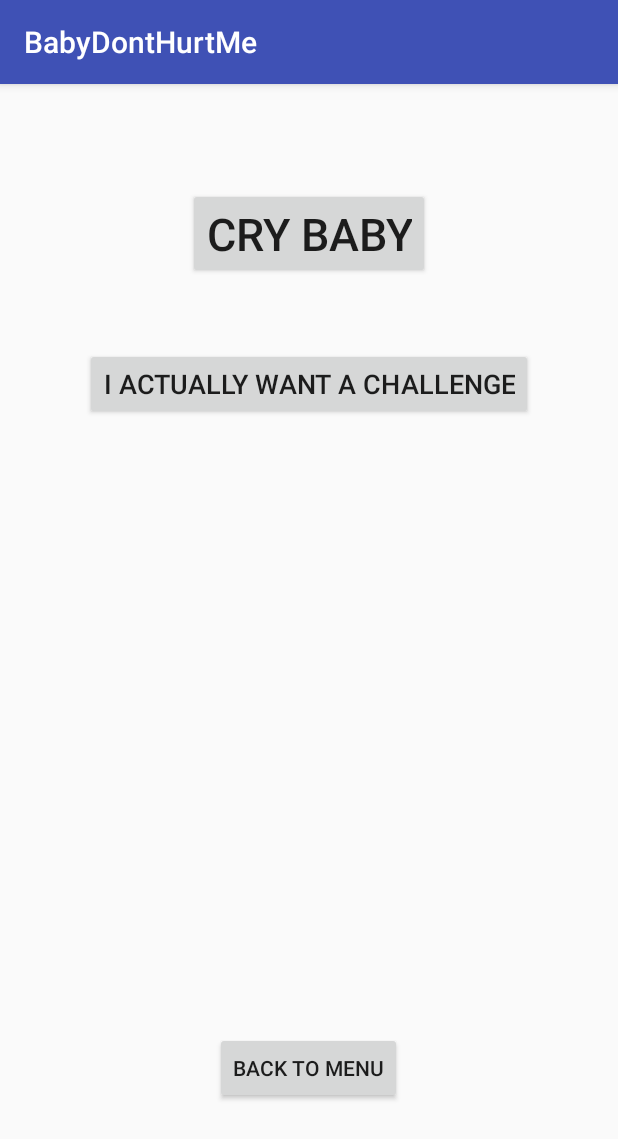
After one commit to Lpo94/BabyDontHurtMe, an Android app: the DifficultyActivity screen opened directly, with no data from a screen before it, on a phone screen of 412 x 824 dp. The commit adds this screen. Shown: the top 1139 px of the screen. Run offline under Robolectric (Android 15) with nearby library versions, the phone set to English and light mode, and no system bars.

Commit message:
aI working

```diff
--- /dev/null
+++ b/app/src/main/java/com/example/lars_peter/babydonthurtme/DifficultyActivity.java
@@ -0,0 +1,29 @@
+package com.example.lars_peter.babydonthurtme;
+
+import android.content.Intent;
+import android.support.v7.app.AppCompatActivity;
+import android.os.Bundle;
+import android.view.View;
+
+public class DifficultyActivity extends AppCompatActivity {
+
+    @Override
+    protected void onCreate(Bundle savedInstanceState) {
+        super.onCreate(savedInstanceState);
+        setContentView(R.layout.activity_difficulty);
+    }
+
+    public void Easy(View view)
+    {
+        Intent i = new Intent(this, GridViewClass.class);
+        i.putExtra("EnemyDif", "0");
+        startActivity(i);
+    }
+
+    public void Hard(View view)
+    {
+        Intent i = new Intent(this, GridViewClass.class);
+        i.putExtra("EnemyDif", "1");
+        startActivity(i);
+    }
+}
--- a/app/src/main/java/com/example/lars_peter/babydonthurtme/LoginActivity.java
+++ b/app/src/main/java/com/example/lars_peter/babydonthurtme/LoginActivity.java
@@ -39,7 +39,7 @@ public class LoginActivity extends AppCompatActivity {
 
             if(passwordString.equals(pw))
             {
-                Intent gameMenuGo = new Intent(this, GridViewClass.class);
+                Intent gameMenuGo = new Intent(this, Menu.class);
                 startActivity(gameMenuGo);
             }
 
--- /dev/null
+++ b/app/src/main/res/layout/activity_difficulty.xml
@@ -0,0 +1,40 @@
+<?xml version="1.0" encoding="utf-8"?>
+<RelativeLayout xmlns:android="http://schemas.android.com/apk/res/android"
+    xmlns:app="http://schemas.android.com/apk/res-auto"
+    xmlns:tools="http://schemas.android.com/tools"
+    android:layout_width="match_parent"
+    android:layout_height="match_parent"
+    tools:context="com.example.lars_peter.babydonthurtme.DifficultyActivity">
+
+    <Button
+        android:id="@+id/easyButton"
+        android:layout_width="wrap_content"
+        android:layout_height="wrap_content"
+        android:layout_alignParentTop="true"
+        android:layout_centerHorizontal="true"
+        android:layout_marginTop="69dp"
+        android:onClick="Easy"
+        android:text="Cry baby"
+        android:textSize="30sp" />
+
+    <Button
+        android:id="@+id/hardButton"
+        android:layout_width="wrap_content"
+        android:layout_height="wrap_content"
+        android:layout_below="@+id/easyButton"
+        android:layout_centerHorizontal="true"
+        android:layout_marginTop="46dp"
+        android:onClick="Hard"
+        android:text="I actually want a challenge"
+        android:textSize="18sp" />
+
+    <Button
+        android:id="@+id/backButton"
+        android:layout_width="wrap_content"
+        android:layout_height="wrap_content"
+        android:layout_alignParentBottom="true"
+        android:layout_centerHorizontal="true"
+        android:layout_marginBottom="88dp"
+        android:text="Back to menu" />
+
+</RelativeLayout>
```
Also changed, not shown: app/src/main/AndroidManifest.xml (+8 -3 lines), app/src/main/java/com/example/lars_peter/babydonthurtme/Enemy.java (+100 -18 lines), app/src/main/java/com/example/lars_peter/babydonthurtme/GridViewClass.java (+24 -2 lines), app/src/main/java/com/example/lars_peter/babydonthurtme/Menu.java (added, +31 -0 lines), app/src/main/java/com/example/lars_peter/babydonthurtme/SoundActivity.java (added, +13 -0 lines), app/src/main/res/layout/activity_menu.xml (added, +41 -0 lines), app/src/main/res/layout/activity_sound.xml (added, +9 -0 lines), 1 other file.
